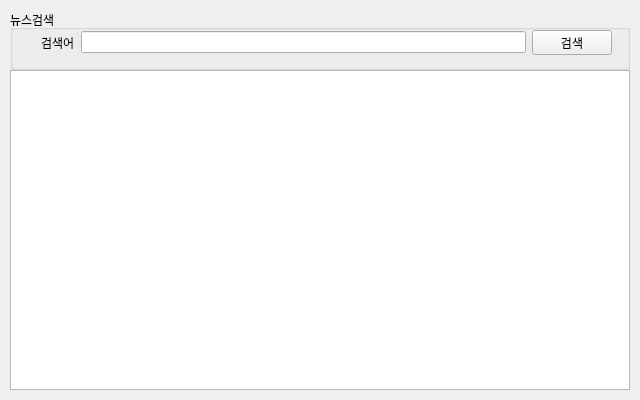
First picture: the form in part1/studyPyQt/naverApisearch.ui, repository mini9155/miniprogects, before the edit.
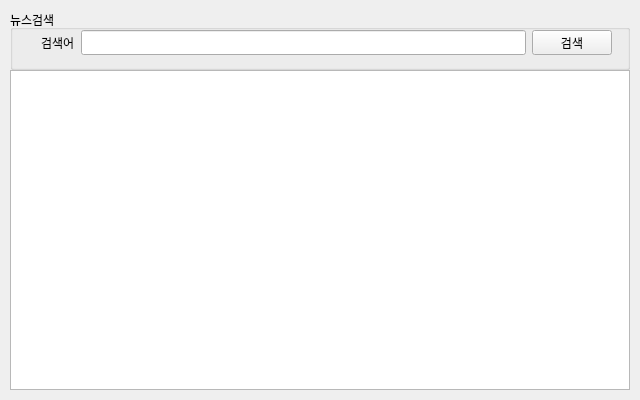
Second picture: the form after the edit.

```diff
--- a/part1/studyPyQt/naverApisearch.ui
+++ b/part1/studyPyQt/naverApisearch.ui
@@ -52,7 +52,7 @@
       <property name="title">
        <string>뉴스검색</string>
       </property>
-      <widget class="QWidget" name="">
+      <widget class="QWidget" name="layoutWidget">
        <property name="geometry">
         <rect>
          <x>31</x>
@@ -70,7 +70,13 @@
          </widget>
         </item>
         <item>
-         <widget class="QLineEdit" name="txtSearch"/>
+         <widget class="QLineEdit" name="txtSearch">
+          <property name="font">
+           <font>
+            <family>나눔고딕</family>
+           </font>
+          </property>
+         </widget>
         </item>
         <item>
          <widget class="QPushButton" name="btnSearch">
```
Left out of the diff: 8 changed lines with no effect on the pictures.
